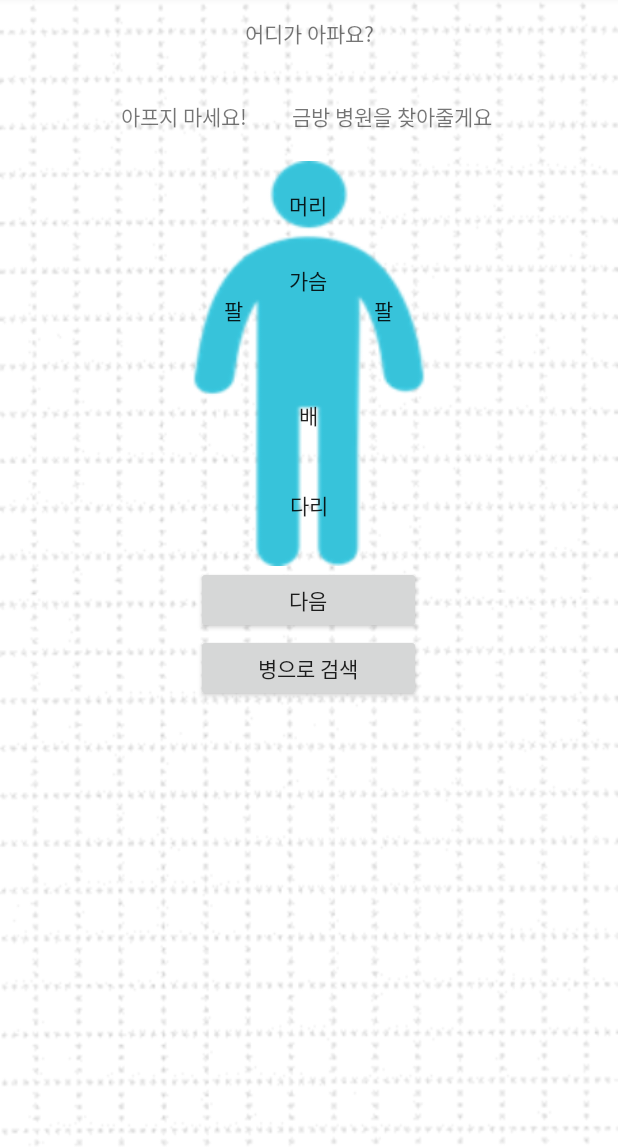
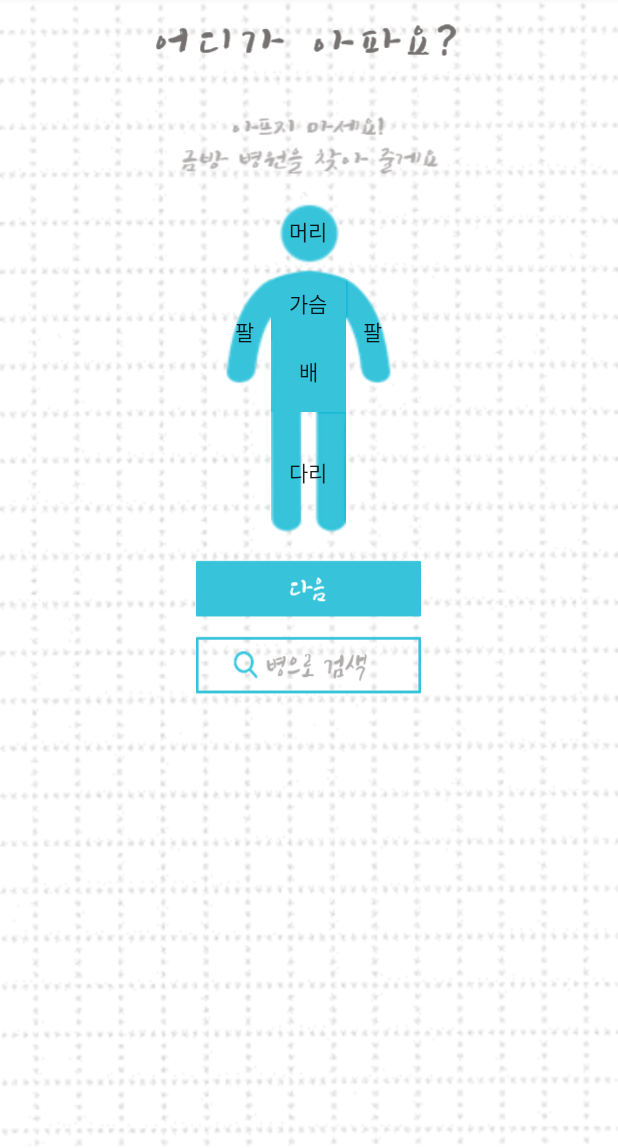
Before and after one commit to leehyojeong/DontSick, an Android app: the screen it shows after launch (MainActivity), on a phone screen of 412 x 824 dp, the part 88-1236 px from its top. Run offline under Robolectric (Android 15) with nearby library versions, the phone set to English and light mode, and no system bars.

Commit message:
버튼 수정

```diff
--- a/app/src/main/res/layout/activity_main.xml
+++ b/app/src/main/res/layout/activity_main.xml
@@ -8,27 +8,25 @@
     android:background="@drawable/background"
     tools:context="com.example.hyoju.dontsick.MainActivity">
 
-    <TextView
-        android:layout_width="300dp"
-        android:layout_height="50dp"
-        android:text="어디가 아파요?"
+    <ImageView
+        android:layout_width="250dp"
+        android:layout_height="70dp"
         android:gravity="center"
-        android:layout_gravity="center" />
-    <TextView
+        android:layout_gravity="center"
+        android:background="@drawable/where"/>
+    <ImageView
         android:layout_width="300dp"
         android:layout_height="60dp"
-        android:text="아프지 마세요!
-        금방 병원을 찾아줄게요 "
         android:layout_gravity="center"
-        android:gravity="center"/>
+        android:gravity="center"
+        android:background="@drawable/dontsick"/>
 
     <LinearLayout
         android:layout_width="300dp"
-        android:layout_height="270dp"
+        android:layout_height="230dp"
         android:orientation="vertical"
         android:layout_gravity="center"
-        android:gravity="center"
-        android:background="@drawable/body">
+        android:gravity="center">
     <Button
         android:id="@+id/head"
         android:layout_width="50dp"
@@ -36,20 +34,27 @@
         android:text="머리"
         android:layout_gravity="center"
         android:gravity="center"
-        android:background="#00ff0000"/>
+        android:background="@drawable/head"
+        />
     <LinearLayout
         android:layout_width="300dp"
-        android:layout_height="90dp"
+        android:layout_height="95dp"
         android:layout_gravity="center"
         android:gravity="center">
+
         <Button
             android:id="@+id/arm1"
+            android:layout_width="35dp"
+            android:layout_height="70dp"
+            android:layout_gravity="center"
+            android:background="@drawable/lefthand"
+            android:gravity="center"
+            android:text="팔"
+            android:layout_marginBottom="6dp"/>
+        <LinearLayout
             android:layout_width="50dp"
-            android:layout_height="50dp"
-            android:text="팔"
-            android:layout_gravity="center"
-            android:gravity="center"
-            android:background="#00ff0000"/>
+            android:layout_height="100dp"
+            android:orientation="vertical">
             <Button
                 android:id="@+id/chest"
                 android:layout_width="50dp"
@@ -57,45 +62,51 @@
                 android:text="가슴"
                 android:layout_gravity="center"
                 android:gravity="center"
-            android:background="#00ff0000"
-            android:layout_marginBottom="20dp"/>
-        <Button
-            android:id="@+id/arm2"
-            android:layout_width="50dp"
-            android:layout_height="50dp"
-            android:text="팔"
-            android:layout_gravity="center"
-            android:gravity="center"
-            android:background="#00ff0000"/>
-    </LinearLayout>
+                android:background="@drawable/chest" />
             <Button
                 android:layout_width="50dp"
                 android:layout_height="50dp"
                 android:text="배"
                 android:layout_gravity="center"
                 android:gravity="center"
-            android:background="#00ff0000"/>
+                android:background="@drawable/stomach"
+                android:paddingBottom="10dp"/>
+        </LinearLayout>
+
         <Button
-        android:layout_width="45dp"
+            android:id="@+id/arm2"
+            android:layout_width="35dp"
             android:layout_height="70dp"
+            android:text="팔"
+            android:layout_gravity="center"
+            android:gravity="center"
+            android:background="@drawable/righthand"
+            android:layout_marginBottom="6dp"/>
+    </LinearLayout>
+
+    <Button
+        android:layout_width="50dp"
+        android:layout_height="80dp"
         android:text="다리"
         android:layout_gravity="center"
         android:gravity="center"
-        android:background="#00ff0000"/>
+        android:background="@drawable/leg"/>
     </LinearLayout>
 
     <Button
         android:layout_width="150dp"
         android:layout_height="45dp"
-        android:text="다음"
         android:layout_gravity="center"
-        android:gravity="center"/>
+        android:gravity="center"
+        android:background="@drawable/next_btn"
+        android:layout_marginTop="15dp"/>
     <Button
         android:layout_width="150dp"
         android:layout_height="45dp"
-        android:text="병으로 검색"
         android:layout_gravity="center"
-        android:gravity="center"/>
+        android:gravity="center"
+        android:background="@drawable/search_disease"
+        android:layout_marginTop="5dp"/>
 
 
 </LinearLayout>
```
Also changed, not shown: app/src/main/res/drawable/body.png (deleted), app/src/main/res/drawable/chest.png (added), app/src/main/res/drawable/dontsick.png (added), app/src/main/res/drawable/head.png (added), app/src/main/res/drawable/lefthand.png (added), app/src/main/res/drawable/leg.png (added), app/src/main/res/drawable/menu_btn.png (added), app/src/main/res/drawable/next_btn.png (added), app/src/main/res/drawable/righthand.png (added), app/src/main/res/drawable/search_disease.png (added), app/src/main/res/drawable/stomach.png (added), app/src/main/res/drawable/where.png (added). Lines whose indentation alone changed are shown as unchanged.
